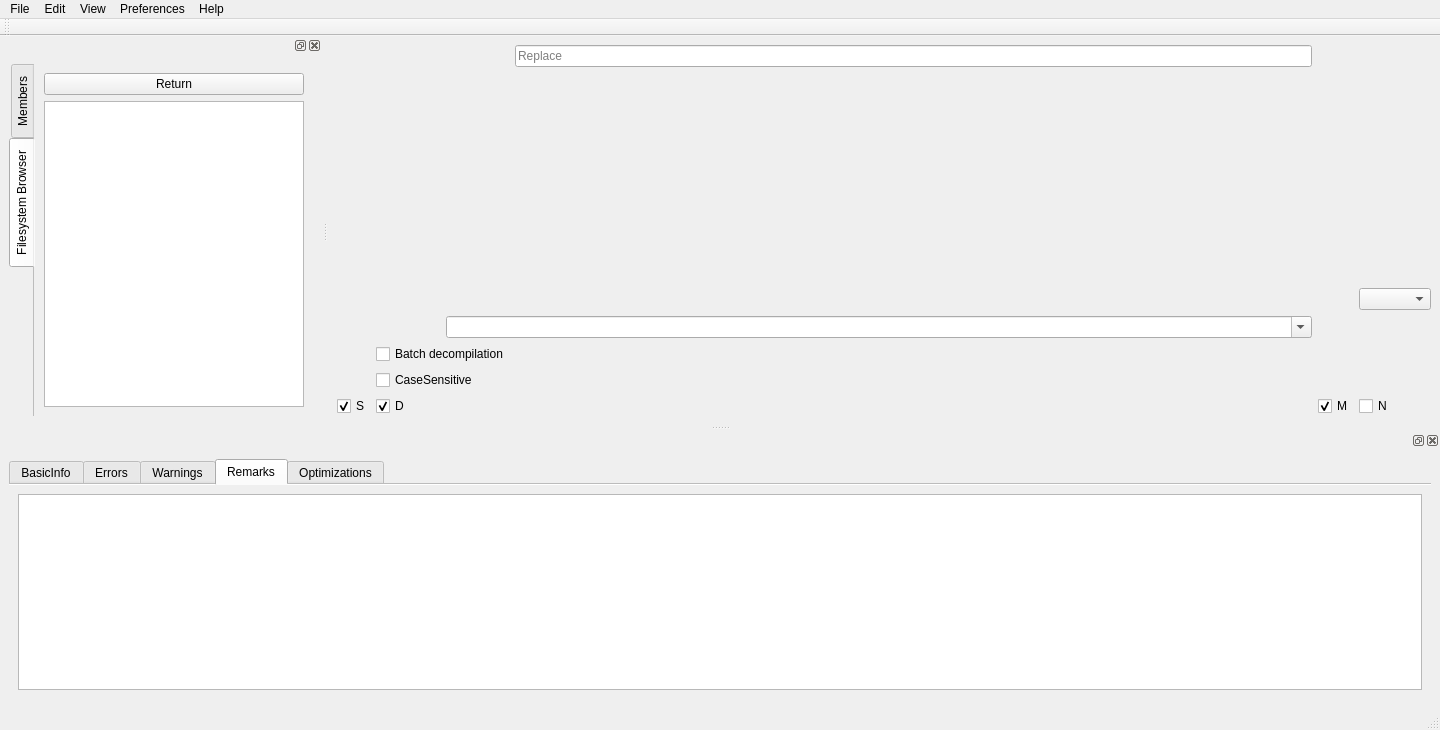
Before: the Qt Designer form mainwindow.ui in ic005k/Xiasl, drawn with Qt 5.
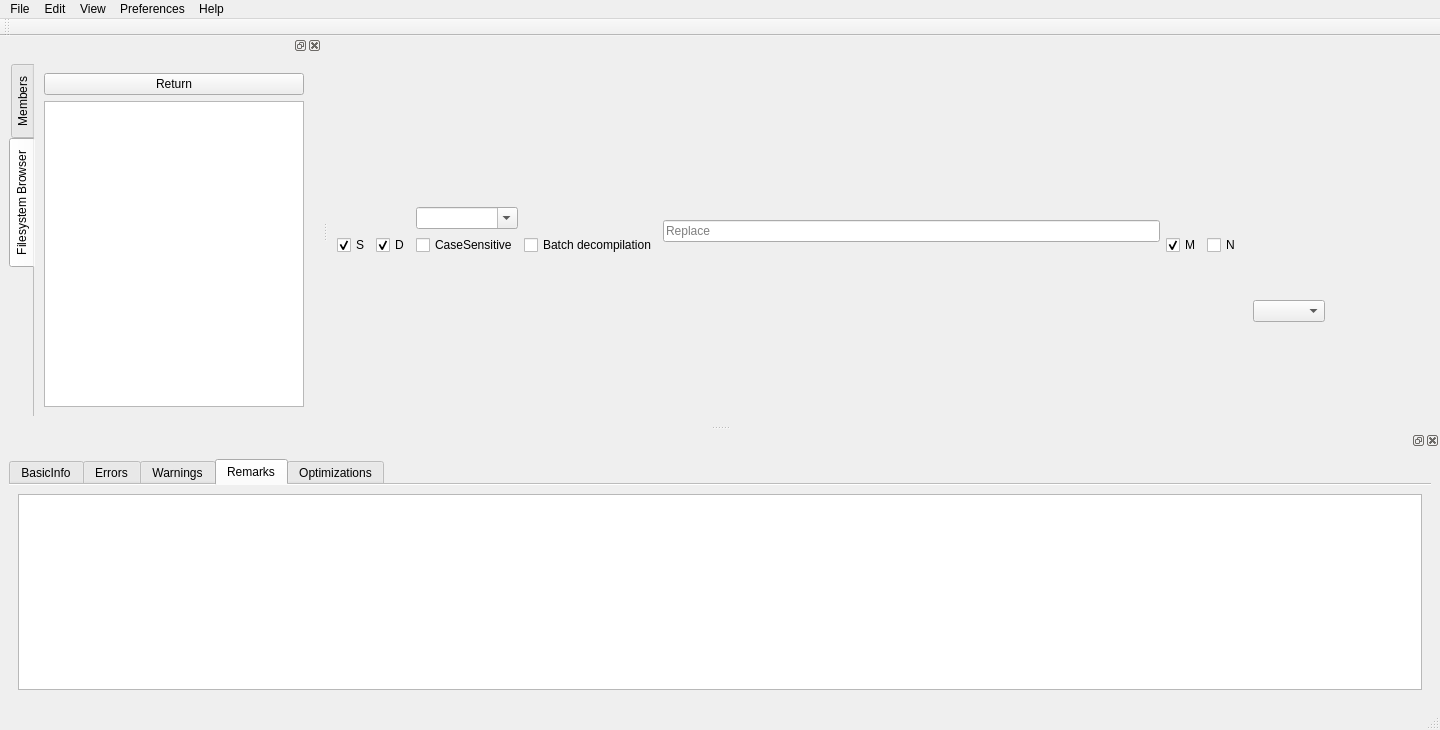
After: the same form once the commit is applied. The open tabs and pages were chosen to show the change. Icons and pictures are not drawn. Custom widgets are drawn as their Qt base class.

```diff
--- a/mainwindow.ui
+++ b/mainwindow.ui
@@ -18,18 +18,8 @@
     <normaloff>:/icon/icon.png</normaloff>:/icon/icon.png</iconset>
   </property>
   <widget class="QWidget" name="centralwidget">
-   <layout class="QGridLayout" name="gridLayout_12">
-    <item row="0" column="3">
-     <widget class="QLineEdit" name="editReplace">
-      <property name="placeholderText">
-       <string>Replace</string>
-      </property>
-     </widget>
-    </item>
-    <item row="1" column="1" colspan="3">
-     <layout class="QGridLayout" name="gridLayout_10"/>
-    </item>
-    <item row="1" column="4" colspan="2">
+   <layout class="QGridLayout" name="gridLayout_7">
+    <item row="0" column="7" rowspan="4" colspan="2">
      <widget class="MyTabWidget" name="tabWidget_textEdit" native="true">
       <property name="currentIndex" stdset="0">
        <number>-1</number>
@@ -51,14 +41,7 @@
       </property>
      </widget>
     </item>
-    <item row="2" column="5">
-     <widget class="QComboBox" name="cboxCompilationOptions">
-      <property name="toolTip">
-       <string>Compilation options</string>
-      </property>
-     </widget>
-    </item>
-    <item row="3" column="2" colspan="2">
+    <item row="1" column="2">
      <widget class="QComboBox" name="editFind">
       <property name="toolTip">
        <string/>
@@ -71,27 +54,21 @@
       </property>
      </widget>
     </item>
-    <item row="4" column="1" colspan="2">
-     <widget class="QCheckBox" name="chkAll">
+    <item row="1" column="4" rowspan="2">
+     <widget class="QLineEdit" name="editReplace">
+      <property name="placeholderText">
+       <string>Replace</string>
+      </property>
+     </widget>
+    </item>
+    <item row="1" column="8" rowspan="3">
+     <widget class="QComboBox" name="cboxCompilationOptions">
       <property name="toolTip">
        <string>Decompile all AML files in the directory where the opened file is located</string>
       </property>
-      <property name="text">
-       <string>Batch decompilation</string>
-      </property>
      </widget>
     </item>
-    <item row="5" column="1" colspan="2">
-     <widget class="QCheckBox" name="chkCaseSensitive">
-      <property name="text">
-       <string>CaseSensitive</string>
-      </property>
-      <property name="checked">
-       <bool>false</bool>
-      </property>
-     </widget>
-    </item>
-    <item row="6" column="0">
+    <item row="2" column="0">
      <widget class="QCheckBox" name="chkScope">
       <property name="text">
        <string>S</string>
@@ -101,7 +78,7 @@
       </property>
      </widget>
     </item>
-    <item row="6" column="1">
+    <item row="2" column="1">
      <widget class="QCheckBox" name="chkDevice">
       <property name="text">
        <string>D</string>
@@ -111,7 +88,27 @@
       </property>
      </widget>
     </item>
-    <item row="6" column="4">
+    <item row="2" column="2">
+     <widget class="QCheckBox" name="chkCaseSensitive">
+      <property name="text">
+       <string>CaseSensitive</string>
+      </property>
+      <property name="checked">
+       <bool>false</bool>
+      </property>
+     </widget>
+    </item>
+    <item row="2" column="3">
+     <widget class="QCheckBox" name="chkAll">
+      <property name="toolTip">
+       <string>Decompile all AML files in the directory where the opened file is located</string>
+      </property>
+      <property name="text">
+       <string>Batch decompilation</string>
+      </property>
+     </widget>
+    </item>
+    <item row="2" column="5">
      <widget class="QCheckBox" name="chkMethod">
       <property name="text">
        <string>M</string>
@@ -121,7 +118,7 @@
       </property>
      </widget>
     </item>
-    <item row="6" column="5">
+    <item row="2" column="6">
      <widget class="QCheckBox" name="chkName">
       <property name="text">
        <string>N</string>
@@ -321,33 +318,42 @@
   <widget class="QDockWidget" name="dockWidget3_2">
    <property name="minimumSize">
     <size>
-     <width>319</width>
-     <height>180</height>
+     <width>100</width>
+     <height>59</height>
     </size>
    </property>
    <property name="maximumSize">
     <size>
-     <width>524287</width>
+     <width>100</width>
      <height>524287</height>
     </size>
    </property>
-   <property name="sizeIncrement">
-    <size>
-     <width>0</width>
-     <height>200</height>
-    </size>
+   <property name="features">
+    <set>QDockWidget::NoDockWidgetFeatures</set>
    </property>
-   <property name="baseSize">
-    <size>
-     <width>0</width>
-     <height>177</height>
-    </size>
+   <property name="allowedAreas">
+    <set>Qt::NoDockWidgetArea</set>
+   </property>
+   <attribute name="dockWidgetArea">
+    <number>2</number>
+   </attribute>
+   <widget class="QWidget" name="dockWidgetContents_5">
+    <layout class="QGridLayout" name="gridLayout_11">
+     <item row="0" column="0">
+      <layout class="QGridLayout" name="gridLayout_10"/>
+     </item>
+    </layout>
+   </widget>
+  </widget>
+  <widget class="QDockWidget" name="dockWidget_6">
+   <property name="allowedAreas">
+    <set>Qt::BottomDockWidgetArea</set>
    </property>
    <attribute name="dockWidgetArea">
     <number>8</number>
    </attribute>
-   <widget class="QWidget" name="dockWidgetContents_7">
-    <layout class="QGridLayout" name="gridLayout_7">
+   <widget class="QWidget" name="dockWidgetContents_6">
+    <layout class="QGridLayout" name="gridLayout_2">
      <item row="0" column="0">
       <widget class="QTabWidget" name="tabWidget">
        <property name="tabPosition">
```
Left out of the diff: 21 changed lines with no effect on the pictures.
